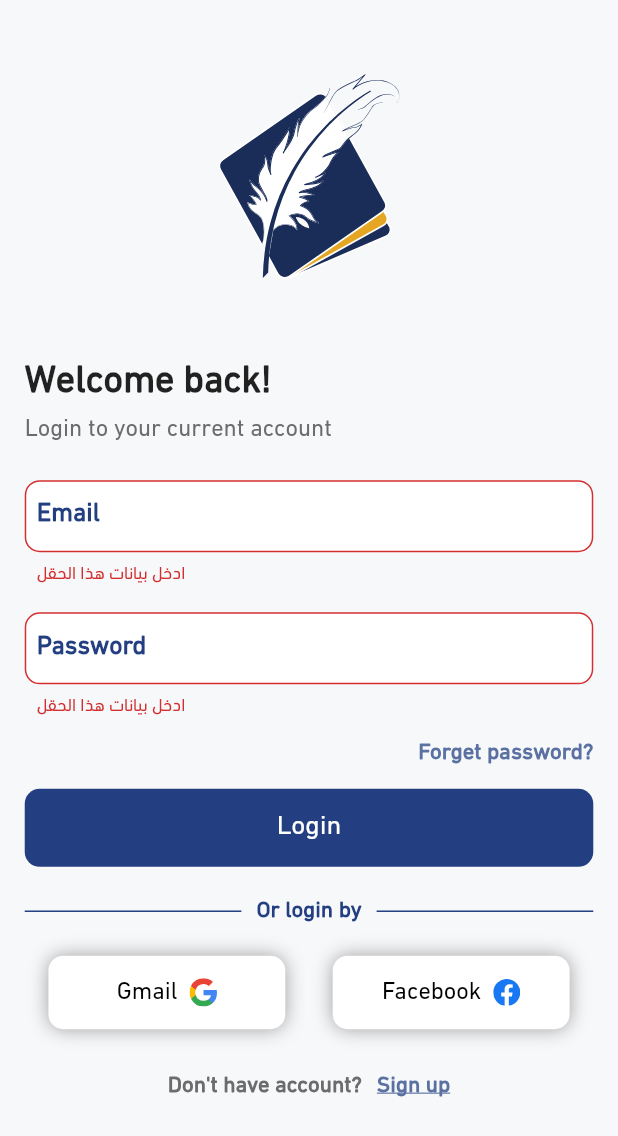
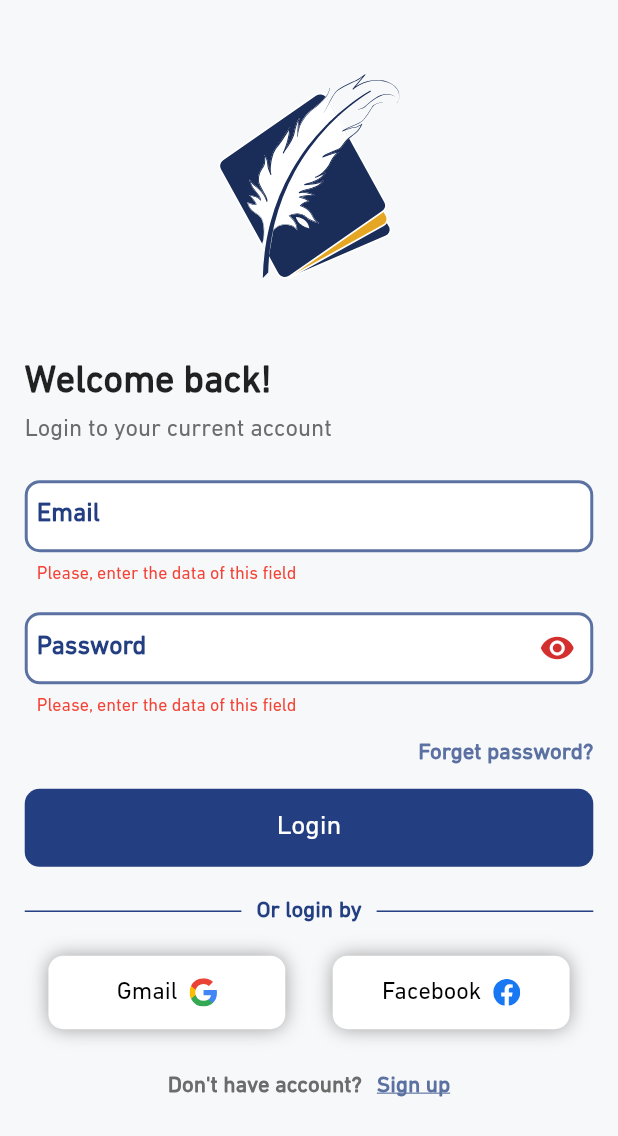
Before and after one commit to space-codes/asar.mobile, a Flutter app: the screen it shows after launch, after a tap on "Login", on a phone screen of 412 x 824 dp. Shown: the top 1136 px of the screen. Run offline on Flutter 3.47's test engine with Material 2 defaults, Android fonts, the phone set to English and light mode, and no system bars; our stand-ins replace easy_localization, flutter_svg, image_cropper, image_picker.

Commit message:
fixed some things

```diff
--- a/lib/screens/login_screen.dart
+++ b/lib/screens/login_screen.dart
@@ -66,18 +66,17 @@ class _LoginScreenState extends State<LoginScreen> {
                   SizedBox(
                     height: height * 0.030,
                   ),
-                  myTextFormField(
+                  CustomTextFormField(
                       labelText: "email_text",
                       height: height * 0.065,
-                      context: context),
+                      ),
                   SizedBox(
                     height: height * 0.022,
                   ),
-                  myTextFormField(
+                  CustomTextFormField(
                       labelText: "password_text",
                       height: height * 0.065,
-                      context: context,
-                      isPassword: true),
+                      ),
                   SizedBox(
                     height: height * 0.018,
                   ),
--- a/lib/widgets/text_form_field.dart
+++ b/lib/widgets/text_form_field.dart
@@ -4,54 +4,67 @@ import 'package:flutter/material.dart';
 import '../constants/colors.dart';
 import '../utils/adaptive_text_size.dart';
 
-Widget myTextFormField(
-    {String? labelText,
-    double? height,
-    BuildContext? context,
-    bool? isPassword = false}) {
+class CustomTextFormField extends StatefulWidget {
+  final String? labelText;
+  final double? height;
+
+  const CustomTextFormField({Key? key, this.labelText, this.height})
+      : super(key: key);
+
+  @override
+  State<CustomTextFormField> createState() => _CustomTextFormFieldState();
+}
+
+class _CustomTextFormFieldState extends State<CustomTextFormField> {
+  bool visibility = true;
+  Icon trailerIcon = Icon(Icons.visibility);
+
   OutlineInputBorder border = OutlineInputBorder(
     borderRadius: BorderRadius.circular(10),
     borderSide: BorderSide(color: secondColor, width: 2),
   );
+  OutlineInputBorder errorBorder = OutlineInputBorder(
+    borderRadius: BorderRadius.circular(10),
+    borderSide: BorderSide(color: secondColor, width: 2),
+  );
 
-  bool visibility = true;
-  Icon trailerIcon = Icon(Icons.visibility);
-
-  return Padding(
-    padding: const EdgeInsets.all(0),
-    child: StatefulBuilder(
-      builder: (BuildContext context, void Function(void Function()) setState) {
+  @override
+  Widget build(BuildContext context) {
     return TextFormField(
-          obscureText: isPassword == true ? true : false,
+      obscureText: visibility ? true : false,
       validator: (value) {
         if (value == null || value.isEmpty) {
+          if (context.locale.languageCode == "ar") {
             return 'ادخل بيانات هذا الحقل';
+          } else {
+            return 'Please, enter the data of this field';
+          }
         }
         return null;
       },
       cursorColor: mainColor,
       decoration: InputDecoration(
-              // suffixIcon: isPassword == true
-              //     ? InkWell(
-              //         onTap: () {
-              //           setState(){
-              //             visibility = !visibility;
-              //             visibility == true
-              //                 ? trailerIcon = Icon(
-              //               Icons.visibility,
-              //               color: Colors.grey,
-              //             )
-              //                 : trailerIcon = Icon(
-              //               Icons.visibility_off,
-              //               color: Colors.grey,
-              //             );
-              //           }
-              //         },
-              //         child: trailerIcon)
-              //     : null,
+          suffixIcon: widget.labelText == "password_text"
+              ? InkWell(
+                  onTap: () {
+                    setState(() {
+                      visibility = !visibility;
+                      visibility == true
+                          ? trailerIcon = Icon(
+                              Icons.visibility,
+                              color: mainColor,
+                            )
+                          : trailerIcon = Icon(
+                              Icons.visibility_off,
+                              color: mainColor,
+                            );
+                    });
+                  },
+                  child: trailerIcon)
+              : null,
           contentPadding:
               const EdgeInsets.only(left: 8, right: 8, bottom: 0, top: 0),
-              labelText: labelText!.tr(),
+          labelText: widget.labelText!.tr(),
           filled: true,
           fillColor: Colors.white,
           border: border,
@@ -60,9 +73,12 @@ Widget myTextFormField(
               fontSize: adaptiveTextSize.getAdaptiveTextSize(17, context),
               fontWeight: FontWeight.w700),
           enabledBorder: border,
+          errorBorder: errorBorder,
+          focusedErrorBorder: errorBorder,
+          errorStyle: TextStyle(
+            color: Colors.red
+          ),
           focusedBorder: border),
     );
-      },
-    ),
-  );
   }
+}
```
Also changed, not shown: lib/screens/register_screen.dart (+4 -5 lines), lib/widgets/my_bottom_sheet.dart (+1 -48 lines). Lines whose indentation alone changed are shown as unchanged.
